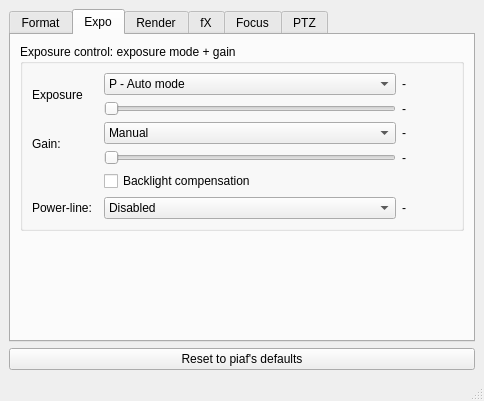
Old version of the form main/tools/ui/vidacqsettingswindow.ui in the repository cseyve/piaf.
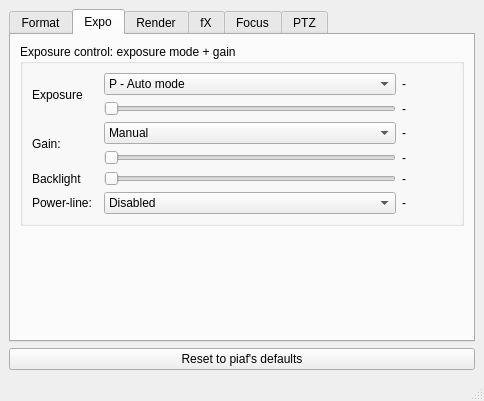
New version of the form. The open tabs and pages were chosen to show the change. Icons and pictures are not drawn.

Commit message: Changed backlight control to slider

The edit to the form file:
```diff
--- a/main/tools/ui/vidacqsettingswindow.ui
+++ b/main/tools/ui/vidacqsettingswindow.ui
@@ -496,13 +496,6 @@
              </property>
             </widget>
            </item>
-           <item row="4" column="2">
-            <widget class="QCheckBox" name="backLightCheckBox">
-             <property name="text">
-              <string>Backlight compensation</string>
-             </property>
-            </widget>
-           </item>
            <item row="5" column="2">
             <widget class="QComboBox" name="powerLineComboBox">
              <item>
@@ -536,6 +529,30 @@
              </property>
             </widget>
            </item>
+           <item row="4" column="0">
+            <widget class="QLabel" name="label_24">
+             <property name="text">
+              <string>Backlight</string>
+             </property>
+            </widget>
+           </item>
+           <item row="4" column="2">
+            <widget class="QSlider" name="backlightSlider">
+             <property name="toolTip">
+              <string>Backlight compensation</string>
+             </property>
+             <property name="orientation">
+              <enum>Qt::Horizontal</enum>
+             </property>
+            </widget>
+           </item>
+           <item row="4" column="3">
+            <widget class="QLabel" name="backlightLabel">
+             <property name="text">
+              <string>-</string>
+             </property>
+            </widget>
+           </item>
           </layout>
          </widget>
         </item>
```
Left out of the diff: 2 changed lines with no effect on the pictures. The commit also changes 4 other files.
